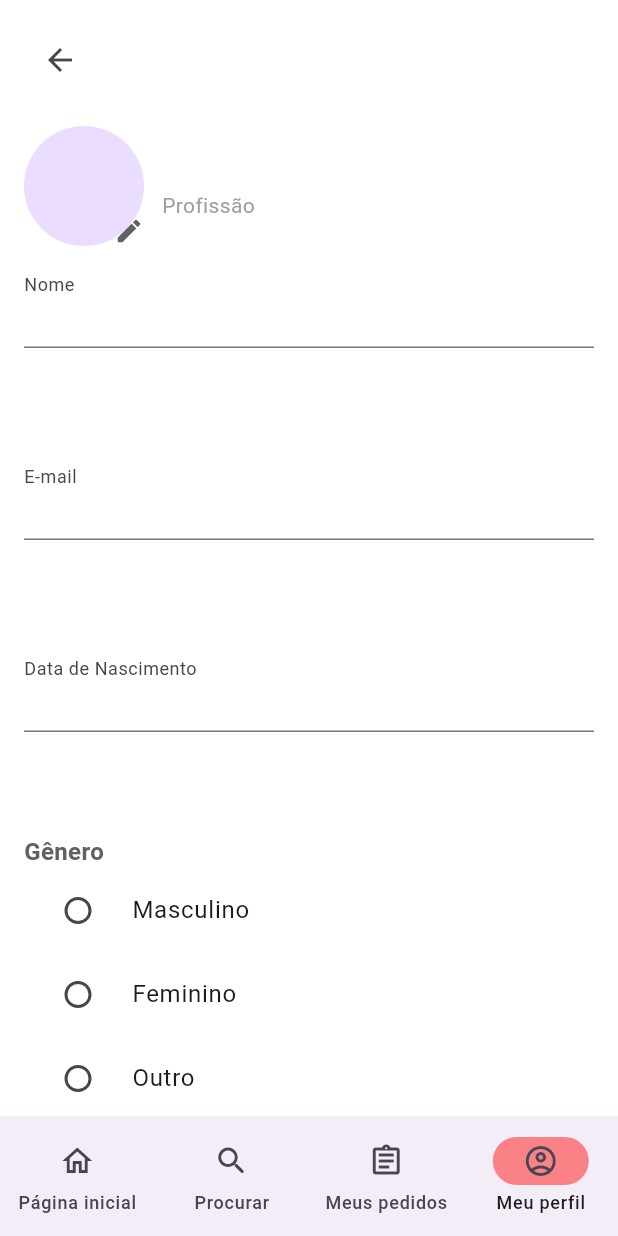
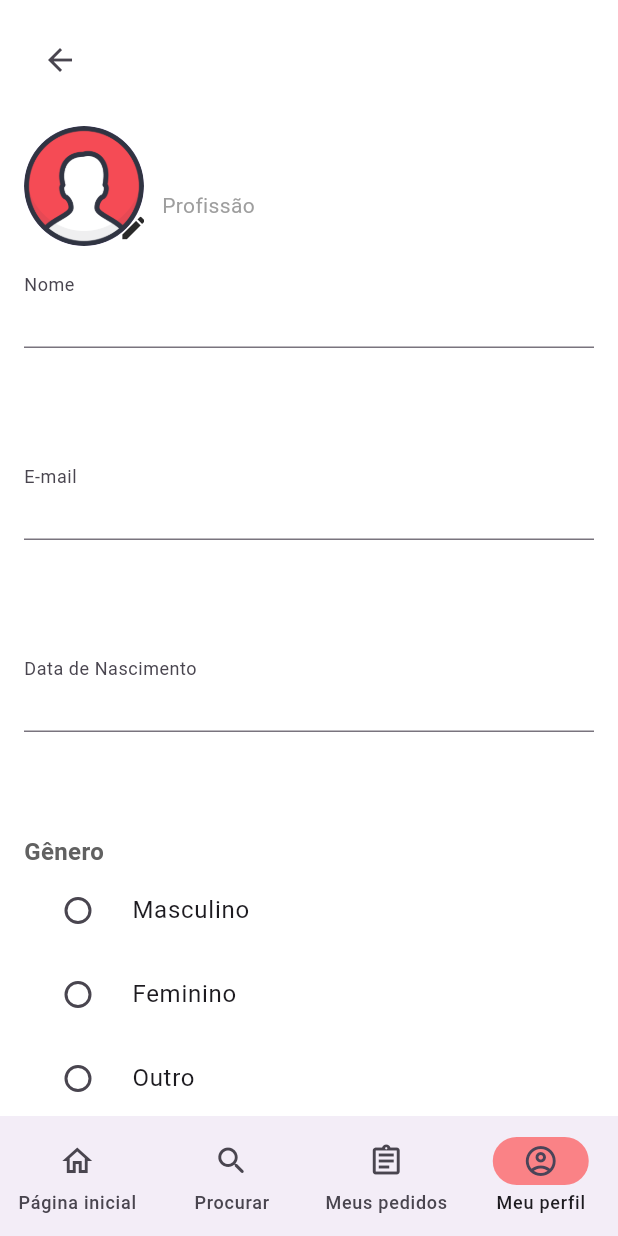
Before and after one commit to arthursetragni/sprint2completo, a Flutter app: the MeuPerfil screen opened by its route, on a phone screen of 412 x 824 dp. Run offline on Flutter 3.47's test engine with Material 3 defaults, Android fonts, the phone set to English and light mode, and no system bars; our stand-ins replace awesome_dialog, dotted_border, flutter_svg, image_picker, mask_text_input_formatter, shared_preferences; accounts and stored records are empty.

Commit message:
poucas alterações

```diff
--- a/lib/MeuPerfil.dart
+++ b/lib/MeuPerfil.dart
@@ -122,14 +122,22 @@ class _MeuPerfilState extends State<MeuPerfil> {
                 children: [
                   Stack(
                     children: [
-                      const CircleAvatar(radius: 40),
+                      const CircleAvatar(
+                        radius: 40,
+                        backgroundImage: AssetImage('assets/icons/user.png'),
+                      ),
                       Positioned(
-                        bottom: 0,
-                        right: 0,
-                        child: Icon(
-                          Icons.edit,
-                          size: 20,
-                          color: Colors.grey[700],
+                        bottom: -12,
+                        right: -17,
+                        child: IconButton(
+                          icon: Icon(
+                            Icons.edit,
+                            size: 20,
+                            color: const Color.fromARGB(255, 41, 41, 41),
+                          ),
+                          onPressed: () {
+                            print("tu clicou na foto, parabéns");
+                          },
                         ),
                       ),
                     ],
@@ -393,14 +401,14 @@ class _MeuPerfilState extends State<MeuPerfil> {
           SnackBar(content: Text("Account Updated")),
         );
 
-/* TESTE UPDATE USER
+/* TESTE UPDATE USER */
         //atualizar o update
-        nomeController.text = editNomeController.text;
-        emailController.text = editEmailController.text;
-        telefoneController.text = editTelefoneController.text;
-        localizacaoController.text = editLocalizacaoController.text;
+        //nomeController.text = editNomeController.text;
+        //emailController.text = editEmailController.text;
+        //telefoneController.text = editTelefoneController.text;
+        //localizacaoController.text = editLocalizacaoController.text;
         //dataNascimento = editDataNascimento;
-        dataNascimentoController.text = editDataNascimentoController.text;
+        //dataNascimentoController.text = editDataNascimentoController.text;
         //genero = editGenero.text;
 
         User usuarioAtualizado = User(
@@ -416,7 +424,7 @@ class _MeuPerfilState extends State<MeuPerfil> {
         await _saveUserData(usuarioAtualizado);
         setState(() {
           idUsuario = usuarioAtualizado.id;
-        });*/
+        });
       } else {
         print('Falha ao atualizar usuário: ${response.statusCode}');
         if (response.statusCode == 400) {
--- a/pubspec.yaml
+++ b/pubspec.yaml
@@ -67,6 +67,7 @@ flutter:
 
   # To add assets to your application, add an assets section, like this:
   assets:
+    - assets/icons/user.png
     - assets/icons/chrome.svg
     - assets/icons/apple.svg
     - assets/detalhe/encana.png
```
Also changed, not shown: assets/icons/user.png (added).
